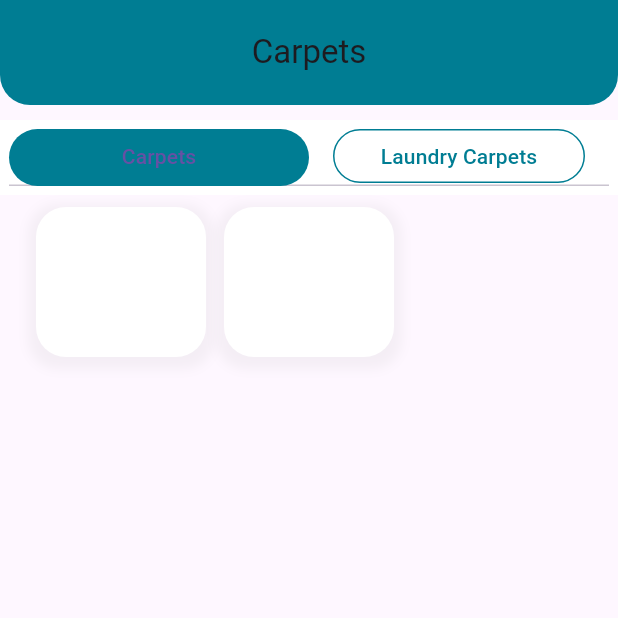
After one commit to sulemanawan1/laundry, a Flutter app: the CarpetScreens screen opened by its route, on a phone screen of 412 x 824 dp, the top half of it. The commit adds this screen. Run offline on Flutter 3.47's test engine with Material 3 defaults, Android fonts, the phone set to English and light mode, and no system bars; our stand-ins replace carousel_slider, dots_indicator, go_router, google_fonts, pinput; Roboto replaces fonts that are missing (Ubuntu).

Commit message:
23-12-2023

```diff
--- a/lib/Routes/app_routes.dart
+++ b/lib/Routes/app_routes.dart
@@ -2,6 +2,7 @@ import 'package:go_router/go_router.dart';
 import 'package:laundry/Routes/route_names.dart';
 import 'package:laundry/Routes/route_paths.dart';
 import 'package:laundry/Screens/Blankets%20Screen/blankets_screen.dart';
+import 'package:laundry/Screens/Carpets%20Screens/carpet_screens.dart';
 import 'package:laundry/Screens/HomeScreen/home_screen.dart';
 import 'package:laundry/Screens/Laundries/laundries.dart';
 import 'package:laundry/Screens/Login/login.dart';
@@ -54,5 +55,10 @@ class AppRoutes {
       path: RoutePaths().serviceProvider,
       builder: (context, state) => const ServiceProvider(),
     ),
+    GoRoute(
+      name: RouteNames().carpetsScreen,
+      path: RoutePaths().carpetsScreen,
+      builder: (context, state) => const CarpetScreens(),
+    ),
   ]);
 }
--- a/lib/Routes/route_names.dart
+++ b/lib/Routes/route_names.dart
@@ -7,5 +7,6 @@ class RouteNames {
   final String laundries = "laundries";
   final String profile = "profile";
   final String blanketsScreen = "blankets";
+  final String carpetsScreen = "carpets";
   final String serviceProvider = "serviceprovider";
 }
--- a/lib/Routes/route_paths.dart
+++ b/lib/Routes/route_paths.dart
@@ -7,5 +7,6 @@ class RoutePaths {
   final String laundries = "/laundries";
   final String profile = "/profile";
   final String blanketsScreen = "/blankets";
+  final String carpetsScreen = "/carpets";
   final String serviceProvider = "/serviceprovider";
 }
--- /dev/null
+++ b/lib/Screens/Carpets Screens/Model/carpet_categories.dart
@@ -0,0 +1,7 @@
+class CarpetCategories {
+  String? name;
+  double? price;
+  int? quantity;
+
+  CarpetCategories({this.name, this.quantity = 0, this.price});
+}
--- /dev/null
+++ b/lib/Screens/Carpets Screens/Model/carpets.dart
@@ -0,0 +1,11 @@
+import 'carpet_categories.dart';
+
+class Carpets {
+  String? name;
+  String? image;
+  String? category;
+
+  List<CarpetCategories>? subCatgories;
+
+  Carpets({this.name, this.image, this.category, this.subCatgories});
+}
--- /dev/null
+++ b/lib/Screens/Carpets Screens/carpet_screens.dart
@@ -0,0 +1,313 @@
+import 'dart:developer';
+
+import 'package:flutter/material.dart';
+import 'package:google_fonts/google_fonts.dart';
+import 'package:laundry/Resources/Sizedbox/sizedbox.dart';
+import 'package:laundry/Screens/Carpets%20Screens/Model/carpet_categories.dart';
+import 'package:laundry/Widgets/My%20Button/my_button.dart';
+
+import '../../Resources/Colors/colors.dart';
+import 'Model/carpets.dart';
+
+class CarpetScreens extends StatefulWidget {
+  const CarpetScreens({super.key});
+
+  @override
+  State<CarpetScreens> createState() => _CarpetScreensState();
+}
+
+class _CarpetScreensState extends State<CarpetScreens> {
+  List<Carpets> carpets = [];
+
+  @override
+  void initState() {
+    // TODO: implement initState
+    super.initState();
+    carpets.add(Carpets(subCatgories: [
+      CarpetCategories(name: 'Room Majlis Large', price: 34.5)
+    ], name: 'Room Majlis', image: '', category: 'carpets'));
+
+    carpets.add(Carpets(subCatgories: [
+      CarpetCategories(name: 'Marca Large', price: 13.75),
+      CarpetCategories(name: 'Marca Medium ', price: 11.5),
+      CarpetCategories(name: 'Marca Small ', price: 12.5),
+      CarpetCategories(name: 'Marca Extra SMALL ', price: 14.5),
+      CarpetCategories(name: 'Marca Extra SMALL ', price: 14.5),
+      CarpetCategories(name: 'Marca Extra SMALL ', price: 14.5),
+      CarpetCategories(name: 'Marca Extra SMALL ', price: 14.5),
+      CarpetCategories(name: 'Marca Extra SMALL ', price: 14.5),
+      CarpetCategories(name: 'Marca Extra SMALL ', price: 14.5),
+      CarpetCategories(name: 'Marca Extra SMALL ', price: 14.5),
+      CarpetCategories(name: 'Marca Extra SMALL ', price: 14.5),
+      CarpetCategories(name: 'Marca Extra SMALL ', price: 14.5),
+      CarpetCategories(name: 'Marca Extra SMALL ', price: 14.5),
+      CarpetCategories(name: 'Marca Extra SMALL ', price: 14.5),
+      CarpetCategories(name: 'Marca Extra SMALL ', price: 14.5),
+      CarpetCategories(name: 'Marca Extra SMALL ', price: 14.5),
+      CarpetCategories(name: 'Marca Extra SMALL ', price: 14.5),
+      CarpetCategories(name: 'Marca Extra SMALL ', price: 14.5),
+      CarpetCategories(name: 'Marca Extra SMALL ', price: 14.5),
+      CarpetCategories(name: 'Marca Extra SMALL ', price: 14.5),
+      CarpetCategories(name: 'Marca Extra SMALL ', price: 14.5),
+      CarpetCategories(name: 'Marca Extra SMALL ', price: 14.5),
+      CarpetCategories(name: 'Marca Extra SMALL ', price: 14.5),
+      CarpetCategories(name: 'Marca Extra SMALL ', price: 14.5),
+      CarpetCategories(name: 'Marca Extra SMALL ', price: 14.5),
+      CarpetCategories(name: 'Marca Extra SMALL ', price: 14.5),
+      CarpetCategories(name: 'Marca Extra SMALL ', price: 14.5),
+      CarpetCategories(name: 'Marca Extra SMALL ', price: 14.5),
+      CarpetCategories(name: 'Marca Extra SMALL ', price: 14.5),
+      CarpetCategories(name: 'Marca Extra SMALL ', price: 14.5),
+      CarpetCategories(name: 'Marca Extra SMALL ', price: 14.5),
+      CarpetCategories(name: 'Marca Extra SMALL ', price: 14.5),
+      CarpetCategories(name: 'Marca Extra SMALL ', price: 14.5),
+      CarpetCategories(name: 'Marca Extra SMALL ', price: 14.5),
+      CarpetCategories(name: 'Marca Extra SMALL ', price: 14.5),
+      CarpetCategories(name: 'Marca Extra SMALL ', price: 14.5),
+      CarpetCategories(name: 'Marca Extra SMALL ', price: 14.5),
+      CarpetCategories(name: 'Marca Extra SMALL ', price: 14.5),
+      CarpetCategories(name: 'Marca Extra SMALL ', price: 14.5),
+      CarpetCategories(name: 'Marca Extra SMALL ', price: 14.5),
+      CarpetCategories(name: 'Marca Extra SMALL ', price: 14.5),
+    ], name: 'Marca', image: '', category: 'carpets'));
+  }
+
+  @override
+  Widget build(BuildContext context) {
+    return DefaultTabController(
+      length: 2,
+      child: Scaffold(
+        appBar: AppBar(
+          centerTitle: true,
+          toolbarHeight: 70,
+          backgroundColor: primaryColor,
+          title: Text(
+            'Carpets',
+            style: GoogleFonts.ubuntu(),
+          ),
+          shape: const RoundedRectangleBorder(
+            borderRadius: BorderRadius.vertical(
+              bottom: Radius.circular(20), // Adjust the value as needed
+            ),
+          ),
+        ),
+        body: Column(
+          children: [
+            10.ph,
+            Container(
+              height: 50,
+              color: Colors.white,
+              child: TabBar(
+                padding: const EdgeInsets.all(6),
+                physics: const ClampingScrollPhysics(),
+                unselectedLabelColor: primaryColor,
+                indicatorSize: TabBarIndicatorSize.tab,
+                indicator: BoxDecoration(
+                    color: primaryColor,
+                    borderRadius: BorderRadius.circular(30)),
+                tabs: [
+                  Tab(
+                    height: 50,
+                    child: Container(
+                      decoration: BoxDecoration(
+                          borderRadius: BorderRadius.circular(30),
+                          border: Border.all(color: primaryColor)),
+                      child: const Center(child: Text('Carpets')),
+                    ),
+                  ),
+                  Tab(
+                    height: 50,
+                    child: Container(
+                      decoration: BoxDecoration(
+                          borderRadius: BorderRadius.circular(30),
+                          border: Border.all(color: primaryColor)),
+                      child: const Center(child: Text('Laundry Carpets')),
+                    ),
+                  ),
+                ],
+              ),
+            ),
+            Expanded(
+              child: TabBarView(
+                children: [
+                  Padding(
+                    padding: const EdgeInsets.all(8.0),
+                    child: GridView.builder(
+                      shrinkWrap: true,
+                      padding: const EdgeInsets.symmetric(horizontal: 16),
+                      gridDelegate:
+                          const SliverGridDelegateWithFixedCrossAxisCount(
+                              crossAxisCount: 3,
+                              crossAxisSpacing: 12.0,
+                              mainAxisSpacing: 12.0,
+                              // childAspectRatio: 150 / 180
+                              mainAxisExtent: 100),
+                      itemCount: carpets.length,
+                      itemBuilder: (BuildContext context, int index) {
+                        return GestureDetector(
+                          onTap: () {
+                            showModalBottomSheet(
+                              isDismissible: false,
+                              shape: const RoundedRectangleBorder(
+                                  borderRadius: BorderRadius.only(
+                                      topRight: Radius.circular(30),
+                                      topLeft: Radius.circular(30))),
+                              barrierLabel: 'Show',
+                              context: context,
+                              builder: (BuildContext context) => SafeArea(
+                                child: Column(
+                                  children: [
+                                    10.ph,
+                                    Container(
+                                      width: 60,
+                                      height: 4,
+                                      decoration: BoxDecoration(
+                                          borderRadius:
+                                              BorderRadius.circular(8),
+                                          color: Colors.grey),
+                                    ),
+                                    20.ph,
+                                    Expanded(
+                                      child: ListView.builder(
+                                        itemCount:
+                                            carpets[index].subCatgories!.length,
+                                        itemBuilder:
+                                            (BuildContext context, int ins) {
+                                          log(carpets[index]
+                                              .subCatgories![ins]
+                                              .name
+                                              .toString());
+                                          return ListTile(
+                                            onTap: () {},
+                                            title: Text(carpets[index]
+                                                .subCatgories![ins]
+                                                .name
+                                                .toString()),
+                                            subtitle: Text(carpets[index]
+                                                .subCatgories![ins]
+                                                .price
+                                                .toString()),
+                                            trailing: Wrap(
+                                              spacing: 10,
+                                              children: [
+                                                GestureDetector(
+                                                  child: Container(
+                                                    decoration:
+                                                        const BoxDecoration(
+                                                            color: primaryColor,
+                                                            shape: BoxShape
+                                                                .circle),
+                                                    width: 40,
+                                                    height: 40,
+                                                    child: Center(
+                                                      child: Text(
+                                                        "-",
+                                                        style:
+                                                            GoogleFonts.ubuntu(
+                                                          color: Colors.white,
+                                                          fontSize: 16,
+                                                        ),
+                                                      ),
+                                                    ),
+                                                  ),
+                                                  onTap: () {},
+                                                ),
+                                                Padding(
+                                                  padding:
+                                                      const EdgeInsets.only(
+                                                          top: 10),
+                                                  child: Text(
+                                                    carpets[index]
+                                                        .subCatgories![ins]
+                                                        .quantity
+                                                        .toString(),
+                                                    style: GoogleFonts.ubuntu(),
+                                                  ),
+                                                ),
+                                                GestureDetector(
+                                                  child: Container(
+                                                    decoration:
+                                                        const BoxDecoration(
+                                                            color: primaryColor,
+                                                            shape: BoxShape
+                                                                .circle),
+                                                    width: 40,
+                                                    height: 40,
+                                                    child: Center(
+                                                      child: Text(
+                                                        "+",
+                                                        style:
+                                                            GoogleFonts.ubuntu(
+                                                                fontSize: 16,
+                                                                color: Colors
+                                                                    .white),
+                                                      ),
+                                                    ),
+                                                  ),
+                                                  onTap: () {},
+                                                ),
+                                              ],
+                                            ),
+                                          );
+                                        },
+                                      ),
+                                    ),
+                                    10.ph,
+                                    MyButton(
+                                      name: 'ds',
+                                      onPressed: () {},
+                                    ),
+                                    10.ph,
+                                  ],
+                                ),
+                              ),
+                            );
+                          },
+                          child: Container(
+                            decoration: BoxDecoration(
+                                borderRadius: BorderRadius.circular(20),
+                                boxShadow: [
+                                  BoxShadow(
+                                    color: Colors.grey
+                                        .withOpacity(0.1), // Shadow color
+                                    spreadRadius: 5, // Spread radius
+                                    blurRadius: 6, // Blur radius
+                                    offset: const Offset(
+                                        0, 3), // Offset for the shadow
+                                  ),
+                                ],
+                                color: Colors.white),
+                            child: Column(
+                              children: [
+                                10.ph,
+                                // ClipRRect(
+                                //     borderRadius: BorderRadius.only(
+                                //         topLeft: Radius.circular(20),
+                                //         topRight: Radius.circular(20)),
+                                //     child: Image.asset(
+                                //       services[index].image.toString(),
+                                //       height: 170,
+                                //       width: double.infinity,
+                                //       fit: BoxFit.cover,
+                                //     )),
+                                // 10.ph,
+                              ],
+                            ),
+                          ),
+                        );
+                      },
+                    ),
+                  ),
+                  // Content of Tab 2
+                  const Center(child: Text('Tab 2 Content')),
+
+                  // Content of Tab 3
+                ],
+              ),
+            ),
+          ],
+        ),
+      ),
+    );
+  }
+}
--- a/lib/Screens/HomeScreen/home_screen.dart
+++ b/lib/Screens/HomeScreen/home_screen.dart
@@ -179,6 +179,9 @@ class _HomeScreenState extends State<HomeScreen> {
               onTap: () {
                 if (services[index].name.toString() == 'Blankets') {
                   GoRouter.of(context).pushNamed(RouteNames().blanketsScreen);
+                } else if (services[index].name.toString() ==
+                    "Carpets/Furniture's") {
+                  GoRouter.of(context).pushNamed(RouteNames().carpetsScreen);
                 }
               },
               child: Container(
--- a/lib/Screens/Service Provider/service_provider.dart
+++ b/lib/Screens/Service Provider/service_provider.dart
@@ -35,8 +35,9 @@ class _ServiceProviderState extends State<ServiceProvider> {
       ),
       body: Center(
         child: Column(
-          crossAxisAlignment: CrossAxisAlignment.center,
+          crossAxisAlignment: CrossAxisAlignment.start,
           children: [
+            20.ph,
             MyTextFormField(
                 hintText: 'Mobile Number', labelText: 'Mobile Number'),
             20.ph,
@@ -46,7 +47,7 @@ class _ServiceProviderState extends State<ServiceProvider> {
             20.ph,
             Text(
               "Select Services",
-              style: GoogleFonts.ubuntu(),
+              style: GoogleFonts.ubuntu(fontWeight: FontWeight.w500),
             ),
             20.ph,
             SizedBox(
```
Also changed, not shown: lib/Screens/Clothes Screen/clothes_screen.dart (added, +79 -0 lines).
